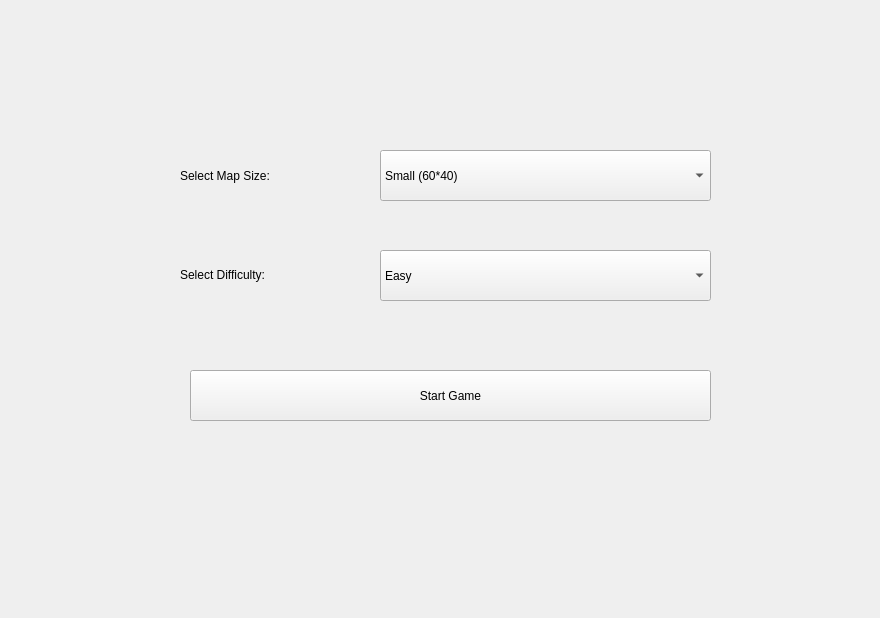
Qt form snake_game_1_0/start_menu.ui (ZiyueYang23/snake_game) before a commit.
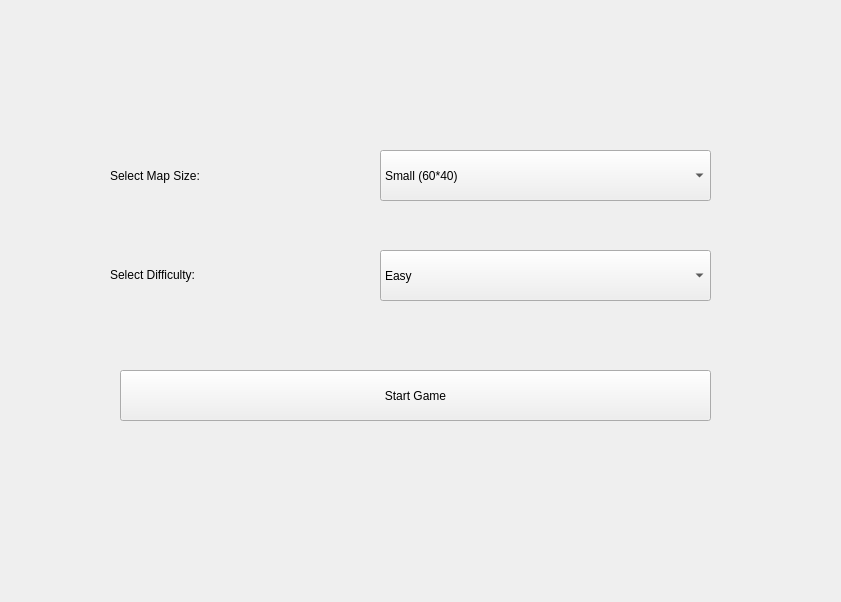
The same form after that commit.

Patch:
```diff
--- a/snake_game_1_0/start_menu.ui
+++ b/snake_game_1_0/start_menu.ui
@@ -6,8 +6,8 @@
    <rect>
     <x>0</x>
     <y>0</y>
-    <width>880</width>
-    <height>618</height>
+    <width>841</width>
+    <height>602</height>
    </rect>
   </property>
   <property name="windowTitle">
@@ -16,9 +16,9 @@
   <widget class="QLabel" name="label">
    <property name="geometry">
     <rect>
-     <x>180</x>
+     <x>110</x>
      <y>150</y>
-     <width>191</width>
+     <width>261</width>
      <height>51</height>
     </rect>
    </property>
@@ -29,9 +29,9 @@
   <widget class="QLabel" name="label_2">
    <property name="geometry">
     <rect>
-     <x>180</x>
+     <x>110</x>
      <y>250</y>
-     <width>181</width>
+     <width>251</width>
      <height>51</height>
     </rect>
    </property>
@@ -67,9 +67,9 @@
   <widget class="QPushButton" name="start_game">
    <property name="geometry">
     <rect>
-     <x>190</x>
+     <x>120</x>
      <y>370</y>
-     <width>521</width>
+     <width>591</width>
      <height>51</height>
     </rect>
    </property>
```
